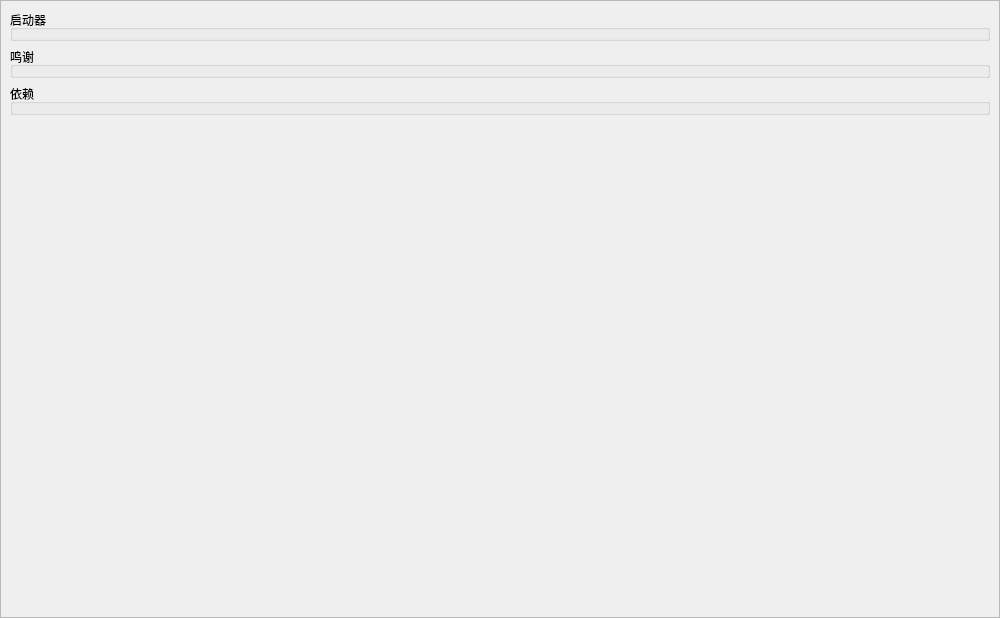
This is FMCL/Functions/About/About.ui in 1604042736/FMCL as Qt 5 draws it before an edit. The edited form follows.
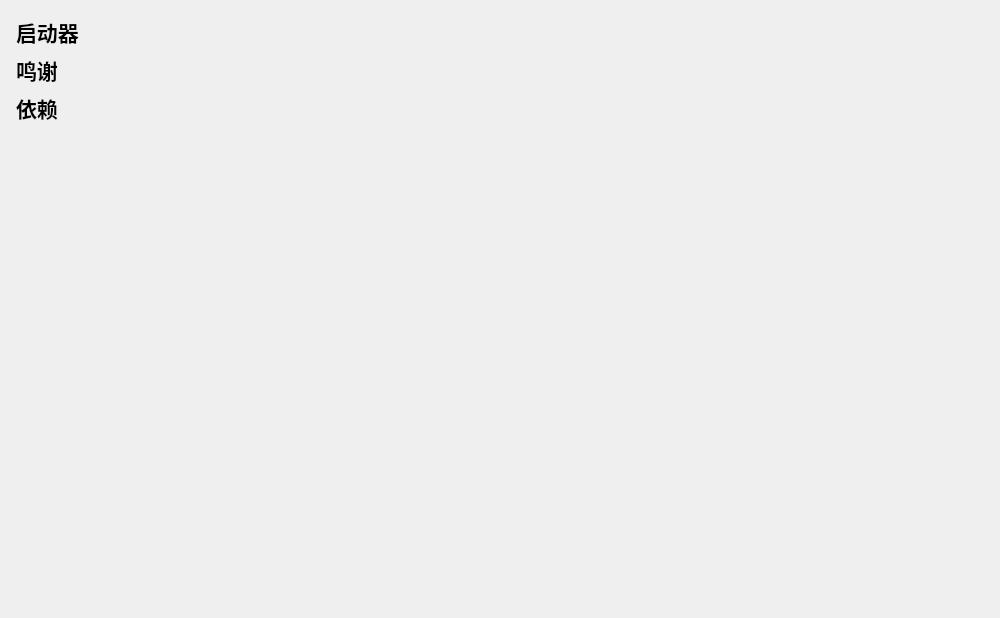
This is the edited form. Custom widgets are drawn as their Qt base class.

What changed in the file:
```diff
--- a/FMCL/Functions/About/About.ui
+++ b/FMCL/Functions/About/About.ui
@@ -13,6 +13,9 @@
   <property name="windowTitle">
    <string>关于</string>
   </property>
+  <property name="styleSheet">
+   <string notr="true"/>
+  </property>
   <layout class="QGridLayout" name="gridLayout">
    <property name="leftMargin">
     <number>0</number>
@@ -20,9 +23,6 @@
    <property name="topMargin">
     <number>0</number>
    </property>
-   <property name="rightMargin">
-    <number>0</number>
-   </property>
    <property name="bottomMargin">
     <number>0</number>
    </property>
@@ -30,7 +30,12 @@
     <number>0</number>
    </property>
    <item row="0" column="0">
-    <widget class="QScrollArea" name="scrollArea">
+    <widget class="ScrollArea" name="scrollArea">
+     <property name="styleSheet">
+      <string notr="true">QScrollArea{
+	border:none;
+}</string>
+     </property>
      <property name="widgetResizable">
       <bool>true</bool>
      </property>
@@ -39,36 +44,69 @@
        <rect>
         <x>0</x>
         <y>0</y>
-        <width>998</width>
-        <height>616</height>
+        <width>991</width>
+        <height>618</height>
        </rect>
       </property>
       <layout class="QGridLayout" name="gridLayout_2">
-       <item row="2" column="0">
-        <widget class="QGroupBox" name="gb_3rdparty">
-         <property name="title">
-          <string>依赖</string>
+       <property name="leftMargin">
+        <number>16</number>
+       </property>
+       <property name="topMargin">
+        <number>16</number>
+       </property>
+       <property name="rightMargin">
+        <number>16</number>
+       </property>
+       <property name="bottomMargin">
+        <number>6</number>
+       </property>
+       <item row="5" column="0">
+        <layout class="QGridLayout" name="gl_3rdparty">
+         <property name="spacing">
+          <number>0</number>
          </property>
-         <layout class="QGridLayout" name="gl_3rdparty">
-          <property name="leftMargin">
-           <number>0</number>
-          </property>
-          <property name="topMargin">
-           <number>0</number>
-          </property>
-          <property name="rightMargin">
-           <number>0</number>
-          </property>
-          <property name="bottomMargin">
-           <number>0</number>
-          </property>
-          <property name="spacing">
-           <number>0</number>
-          </property>
-         </layout>
-        </widget>
+        </layout>
        </item>
        <item row="3" column="0">
+        <layout class="QGridLayout" name="gl_thanks">
+         <property name="spacing">
+          <number>0</number>
+         </property>
+        </layout>
+       </item>
+       <item row="4" column="0">
+        <widget class="QLabel" name="label_3">
+         <property name="font">
+          <font>
+           <family>Microsoft YaHei</family>
+           <pointsize>16</pointsize>
+           <weight>75</weight>
+           <bold>true</bold>
+          </font>
+         </property>
+         <property name="text">
+          <string>依赖</string>
+         </property>
+        </widget>
+       </item>
+       <item row="0" column="0">
+        <widget class="QLabel" name="label">
+         <property name="font">
+          <font>
+           <family>Microsoft YaHei</family>
+           <pointsize>16</pointsize>
+           <weight>75</weight>
+           <italic>false</italic>
+           <bold>true</bold>
+          </font>
+         </property>
+         <property name="text">
+          <string>启动器</string>
+         </property>
+        </widget>
+       </item>
+       <item row="6" column="0">
         <spacer name="verticalSpacer">
          <property name="orientation">
           <enum>Qt::Vertical</enum>
@@ -81,66 +119,42 @@
          </property>
         </spacer>
        </item>
-       <item row="0" column="0">
-        <widget class="QGroupBox" name="gb_launcher">
-         <property name="maximumSize">
-          <size>
-           <width>16777215</width>
-           <height>16777215</height>
-          </size>
+       <item row="2" column="0">
+        <widget class="QLabel" name="label_2">
+         <property name="font">
+          <font>
+           <family>Microsoft YaHei</family>
+           <pointsize>16</pointsize>
+           <weight>75</weight>
+           <bold>true</bold>
+          </font>
          </property>
-         <property name="title">
-          <string>启动器</string>
-         </property>
-         <layout class="QGridLayout" name="gl_launcher">
-          <property name="leftMargin">
-           <number>0</number>
-          </property>
-          <property name="topMargin">
-           <number>0</number>
-          </property>
-          <property name="rightMargin">
-           <number>0</number>
-          </property>
-          <property name="bottomMargin">
-           <number>0</number>
-          </property>
-          <property name="spacing">
-           <number>0</number>
-          </property>
-         </layout>
-        </widget>
-       </item>
-       <item row="1" column="0">
-        <widget class="QGroupBox" name="gb_thanks">
-         <property name="title">
+         <property name="text">
           <string>鸣谢</string>
          </property>
-         <layout class="QGridLayout" name="gl_thanks">
-          <property name="leftMargin">
-           <number>0</number>
-          </property>
-          <property name="topMargin">
-           <number>0</number>
-          </property>
-          <property name="rightMargin">
-           <number>0</number>
-          </property>
-          <property name="bottomMargin">
-           <number>0</number>
-          </property>
-          <property name="spacing">
-           <number>0</number>
-          </property>
-         </layout>
         </widget>
        </item>
+       <item row="1" column="0">
+        <layout class="QGridLayout" name="gl_launcher">
+         <property name="spacing">
+          <number>0</number>
+         </property>
+        </layout>
+       </item>
       </layout>
      </widget>
     </widget>
    </item>
   </layout>
  </widget>
+ <customwidgets>
+  <customwidget>
+   <class>ScrollArea</class>
+   <extends>QScrollArea</extends>
+   <header>qfluentwidgets</header>
+   <container>1</container>
+  </customwidget>
+ </customwidgets>
  <resources/>
  <connections/>
 </ui>
```
Left out of the diff: 6 changed lines with no effect on the pictures.
